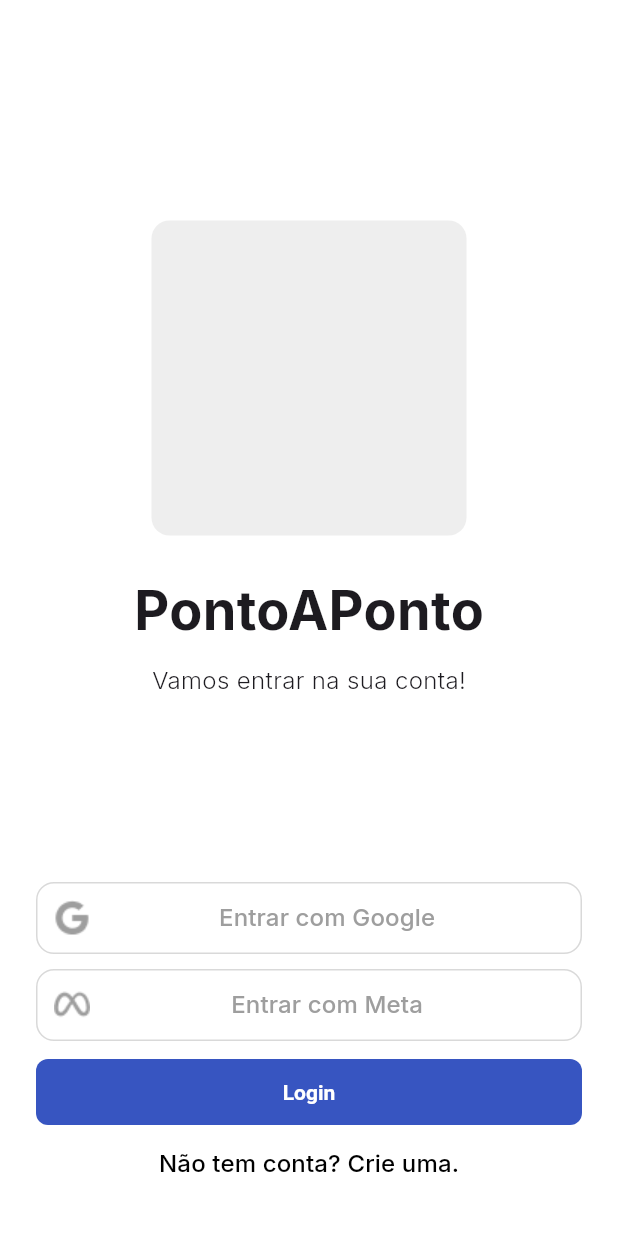
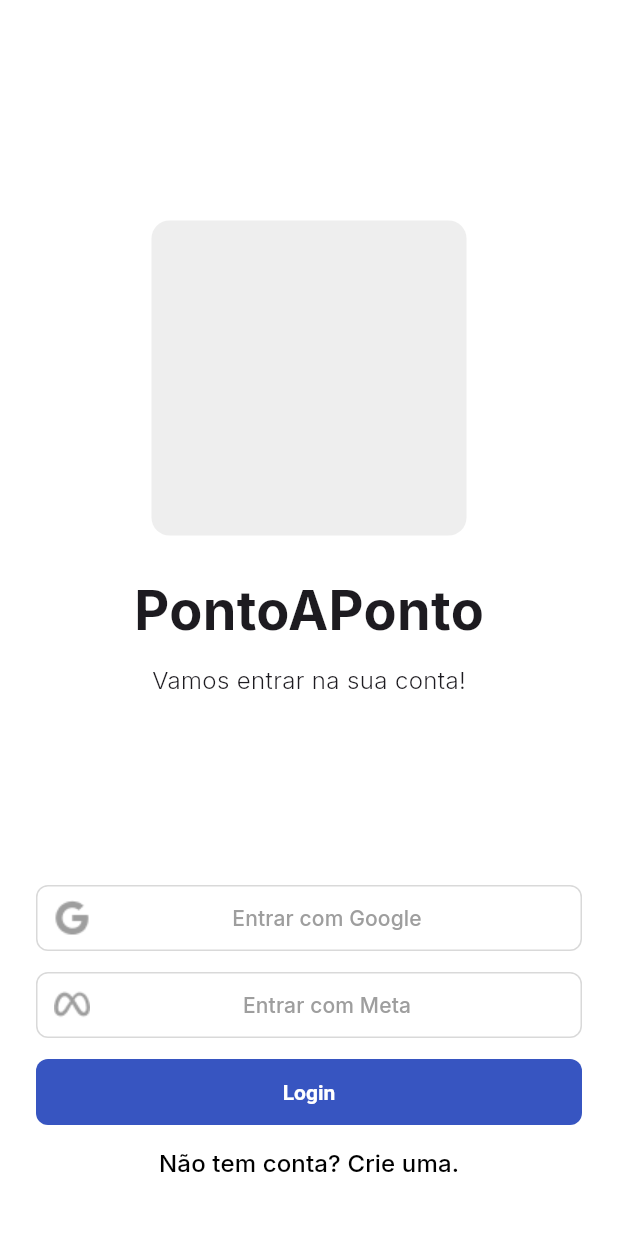
Before and after one commit to LosSantosBoys/PontoAPonto, a Flutter app: the screen it shows after launch, on a phone screen of 412 x 824 dp. Run offline on Flutter 3.47's test engine with Material 3 defaults, Android fonts, the phone set to English and light mode, and no system bars; our stand-ins replace cached_network_image, dio, flutter_dotenv, flutter_secure_storage, geocoding, geolocator and 5 more; missing offline and left inert: flutter_settings_ui; accounts and stored records are empty.

Commit message:
corrige borda

```diff
--- a/lib/features/auth/widgets/social_button.dart
+++ b/lib/features/auth/widgets/social_button.dart
@@ -26,9 +26,8 @@ class SocialButton extends StatelessWidget {
           : null,
       style: TextButton.styleFrom(
         minimumSize: const Size(double.infinity, 44),
-        padding: const EdgeInsets.symmetric(horizontal: 12, vertical: 12),
         shape: RoundedRectangleBorder(
-          borderRadius: BorderRadius.circular(12),
+          borderRadius: BorderRadius.circular(8),
           side: const BorderSide(
             color: Color(0xFFD9D9D9),
             width: 1,
@@ -47,8 +46,6 @@ class SocialButton extends StatelessWidget {
             "Entrar com ${type.name.capitalize()}",
             style: TextStyle(
               color: enabled ? null : Colors.grey,
-              fontSize: 16,
-              fontWeight: FontWeight.w500,
             ),
           ),
           const Spacer(),
```
